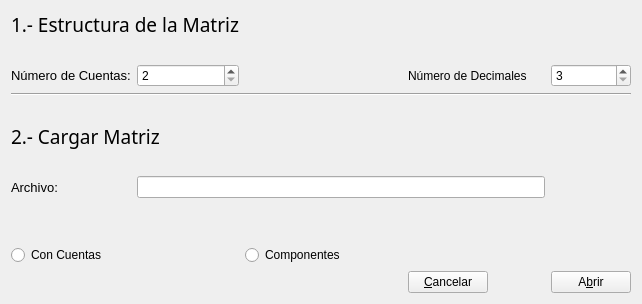
Qt form formLoadMatrix.ui (rudmanmrrod/mmcs) before a commit.
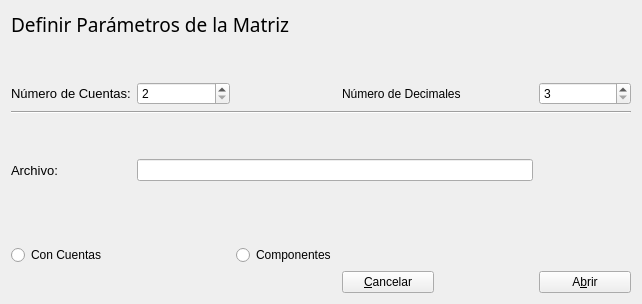
The same form after that commit. Icons and pictures are not drawn.

```diff
--- a/formLoadMatrix.ui
+++ b/formLoadMatrix.ui
@@ -31,36 +31,15 @@
   <layout class="QVBoxLayout" name="verticalLayout">
    <item>
     <layout class="QGridLayout" name="gridLayout">
-     <item row="2" column="2" colspan="2">
-      <spacer name="horizontalSpacer">
-       <property name="orientation">
-        <enum>Qt::Horizontal</enum>
-       </property>
-       <property name="sizeHint" stdset="0">
-        <size>
-         <width>40</width>
-         <height>20</height>
-        </size>
-       </property>
-      </spacer>
-     </item>
-     <item row="5" column="0" colspan="2">
-      <widget class="QLabel" name="label_2">
-       <property name="font">
-        <font>
-         <family>Aero Matics</family>
-         <pointsize>14</pointsize>
-         <weight>50</weight>
-         <bold>false</bold>
-        </font>
-       </property>
+     <item row="8" column="2">
+      <widget class="QRadioButton" name="radioComponent">
        <property name="text">
-        <string>2.- Cargar Matriz</string>
+        <string>Componentes</string>
        </property>
       </widget>
      </item>
-     <item row="6" column="0">
-      <spacer name="verticalSpacer_5">
+     <item row="1" column="1">
+      <spacer name="verticalSpacer_6">
        <property name="orientation">
         <enum>Qt::Vertical</enum>
        </property>
@@ -73,7 +52,7 @@
       </spacer>
      </item>
      <item row="4" column="0">
-      <spacer name="verticalSpacer_3">
+      <spacer name="verticalSpacer_5">
        <property name="orientation">
         <enum>Qt::Vertical</enum>
        </property>
@@ -85,56 +64,17 @@
        </property>
       </spacer>
      </item>
-     <item row="0" column="0" colspan="2">
-      <widget class="QLabel" name="label">
-       <property name="font">
-        <font>
-         <family>Aero Matics</family>
-         <pointsize>14</pointsize>
-         <weight>50</weight>
-         <bold>false</bold>
-        </font>
-       </property>
+     <item row="8" column="0">
+      <widget class="QRadioButton" name="radioAccount">
        <property name="text">
-        <string>1.- Estructura de la Matriz</string>
+        <string>Con Cuentas</string>
        </property>
       </widget>
      </item>
-     <item row="11" column="6">
-      <widget class="QPushButton" name="buttonOpen">
+     <item row="9" column="3">
+      <widget class="QPushButton" name="buttonCancel">
        <property name="text">
-        <string>A&amp;brir</string>
-       </property>
-      </widget>
-     </item>
-     <item row="2" column="4" colspan="2">
-      <widget class="QLabel" name="label_4">
-       <property name="text">
-        <string>Número de Decimales</string>
-       </property>
-      </widget>
-     </item>
-     <item row="2" column="6">
-      <widget class="QSpinBox" name="spinBox">
-       <property name="minimum">
-        <number>3</number>
-       </property>
-       <property name="maximum">
-        <number>15</number>
-       </property>
-      </widget>
-     </item>
-     <item row="3" column="0" colspan="7">
-      <widget class="Line" name="line">
-       <property name="orientation">
-        <enum>Qt::Horizontal</enum>
-       </property>
-      </widget>
-     </item>
-     <item row="2" column="1">
-      <widget class="QSpinBox" name="spinNumber">
-       <property name="minimum">
-        <number>2</number>
+        <string>&amp;Cancelar</string>
        </property>
       </widget>
      </item>
@@ -150,14 +90,67 @@
        </property>
       </widget>
      </item>
-     <item row="7" column="1" colspan="5">
+     <item row="7" column="0" colspan="6">
+      <widget class="QLabel" name="label_info">
+       <property name="styleSheet">
+        <string notr="true">font-weight: bold;
+color: #358ccb;
+</string>
+       </property>
+       <property name="text">
+        <string/>
+       </property>
+      </widget>
+     </item>
+     <item row="3" column="0" colspan="6">
+      <widget class="Line" name="line">
+       <property name="orientation">
+        <enum>Qt::Horizontal</enum>
+       </property>
+      </widget>
+     </item>
+     <item row="2" column="3" colspan="2">
+      <widget class="QLabel" name="label_4">
+       <property name="text">
+        <string>Número de Decimales</string>
+       </property>
+      </widget>
+     </item>
+     <item row="5" column="1" colspan="4">
       <widget class="QLineEdit" name="editFilePath">
        <property name="readOnly">
         <bool>true</bool>
        </property>
       </widget>
      </item>
-     <item row="7" column="6">
+     <item row="2" column="1">
+      <widget class="QSpinBox" name="spinNumber">
+       <property name="minimum">
+        <number>2</number>
+       </property>
+      </widget>
+     </item>
+     <item row="9" column="5">
+      <widget class="QPushButton" name="buttonOpen">
+       <property name="text">
+        <string>A&amp;brir</string>
+       </property>
+      </widget>
+     </item>
+     <item row="6" column="1">
+      <spacer name="verticalSpacer">
+       <property name="orientation">
+        <enum>Qt::Vertical</enum>
+       </property>
+       <property name="sizeHint" stdset="0">
+        <size>
+         <width>20</width>
+         <height>40</height>
+        </size>
+       </property>
+      </spacer>
+     </item>
+     <item row="5" column="5">
       <widget class="QPushButton" name="buttonSearch">
        <property name="toolTip">
         <string>Examinar</string>
@@ -174,27 +167,7 @@
        </property>
       </widget>
      </item>
-     <item row="11" column="4">
-      <widget class="QPushButton" name="buttonCancel">
-       <property name="text">
-        <string>&amp;Cancelar</string>
-       </property>
-      </widget>
-     </item>
-     <item row="1" column="1">
-      <spacer name="verticalSpacer_6">
-       <property name="orientation">
-        <enum>Qt::Vertical</enum>
-       </property>
-       <property name="sizeHint" stdset="0">
-        <size>
-         <width>20</width>
-         <height>40</height>
-        </size>
-       </property>
-      </spacer>
-     </item>
-     <item row="7" column="0">
+     <item row="5" column="0">
       <widget class="QLabel" name="label_7">
        <property name="font">
         <font>
@@ -206,42 +179,28 @@
        </property>
       </widget>
      </item>
-     <item row="8" column="1">
-      <spacer name="verticalSpacer">
-       <property name="orientation">
-        <enum>Qt::Vertical</enum>
+     <item row="2" column="5">
+      <widget class="QSpinBox" name="spinBox">
+       <property name="minimum">
+        <number>3</number>
        </property>
-       <property name="sizeHint" stdset="0">
-        <size>
-         <width>20</width>
-         <height>40</height>
-        </size>
+       <property name="maximum">
+        <number>15</number>
        </property>
-      </spacer>
-     </item>
-     <item row="10" column="0">
-      <widget class="QRadioButton" name="radioAccount">
-       <property name="text">
-        <string>Con Cuentas</string>
-       </property>
       </widget>
      </item>
-     <item row="10" column="2">
-      <widget class="QRadioButton" name="radioComponent">
-       <property name="text">
-        <string>Componentes</string>
+     <item row="0" column="0" colspan="3">
+      <widget class="QLabel" name="label">
+       <property name="font">
+        <font>
+         <family>Aero Matics</family>
+         <pointsize>14</pointsize>
+         <weight>50</weight>
+         <bold>false</bold>
+        </font>
        </property>
-      </widget>
-     </item>
-     <item row="9" column="0" colspan="7">
-      <widget class="QLabel" name="label_info">
-       <property name="styleSheet">
-        <string notr="true">font-weight: bold;
-color: #358ccb;
-</string>
-       </property>
        <property name="text">
-        <string/>
+        <string>Definir Parámetros de la Matriz</string>
        </property>
       </widget>
      </item>
```
